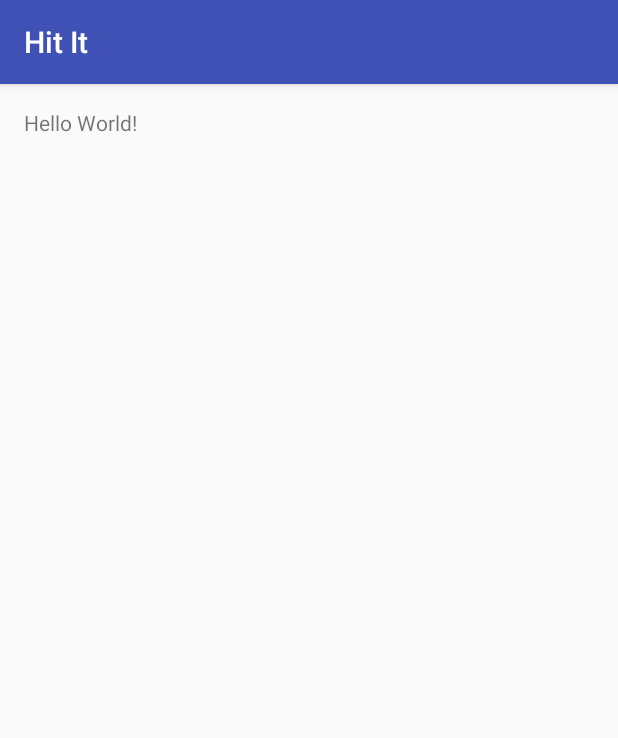
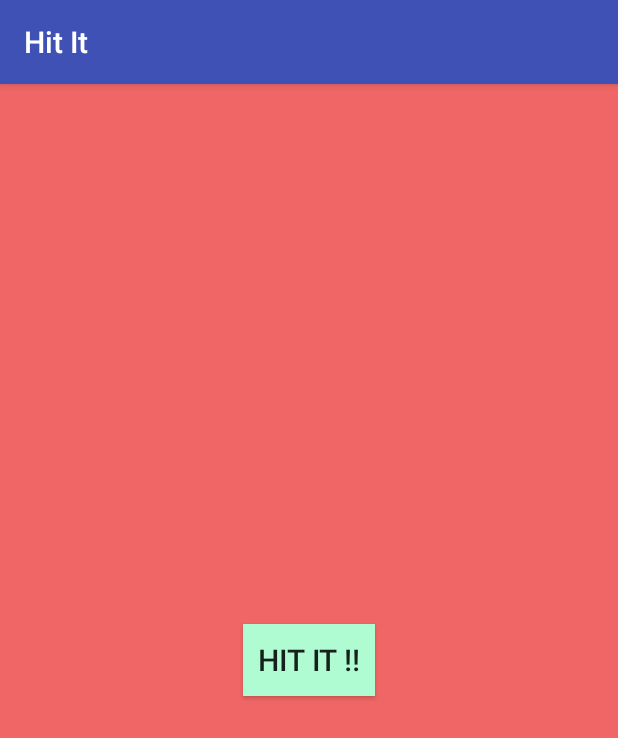
Before and after one commit to satyapavan/android, an Android app: the screen it shows after launch (MainActivity), on a phone screen of 412 x 824 dp. Shown: the top 738 px of the screen. Run offline under Robolectric (Android 15) with nearby library versions, the phone set to English and light mode, and no system bars.

Commit message:
Working version...yaygit status

```diff
--- a/HitIt/app/src/main/java/com/ssp/lionsden/hitit/MainActivity.java
+++ b/HitIt/app/src/main/java/com/ssp/lionsden/hitit/MainActivity.java
@@ -2,9 +2,24 @@ package com.ssp.lionsden.hitit;
 
 import android.support.v7.app.AppCompatActivity;
 import android.os.Bundle;
+import android.util.Log;
+import android.view.View;
+import android.widget.RelativeLayout;
+
+import java.util.Random;
 
 public class MainActivity extends AppCompatActivity {
 
+    public void processHitIt(View view){
+        Log.i("HitIt", "Like MJ says, hit it it it it....");
+
+        RelativeLayout topLayout = (RelativeLayout) findViewById(R.id.topLayout);
+
+        Random r = new Random();
+        int iRandomColor = r.nextInt();
+
+        topLayout.setBackgroundColor(iRandomColor);
+    }
     @Override
     protected void onCreate(Bundle savedInstanceState) {
         super.onCreate(savedInstanceState);
--- a/HitIt/app/src/main/res/layout/activity_main.xml
+++ b/HitIt/app/src/main/res/layout/activity_main.xml
@@ -7,10 +7,20 @@
     android:paddingLeft="@dimen/activity_horizontal_margin"
     android:paddingRight="@dimen/activity_horizontal_margin"
     android:paddingTop="@dimen/activity_vertical_margin"
-    tools:context="com.ssp.lionsden.hitit.MainActivity">
+    tools:context="com.ssp.lionsden.hitit.MainActivity"
+    android:background="#f06666"
+    android:id="@+id/topLayout">
 
-    <TextView
+    <Button
         android:layout_width="wrap_content"
         android:layout_height="wrap_content"
-        android:text="Hello World!" />
+        android:text="Hit It !!"
+        android:id="@+id/button"
+        android:layout_centerVertical="true"
+        android:layout_centerHorizontal="true"
+        android:background="#affcd3"
+        android:clickable="false"
+        android:textSize="20dp"
+        android:onClick="processHitIt" />
+
 </RelativeLayout>
```
